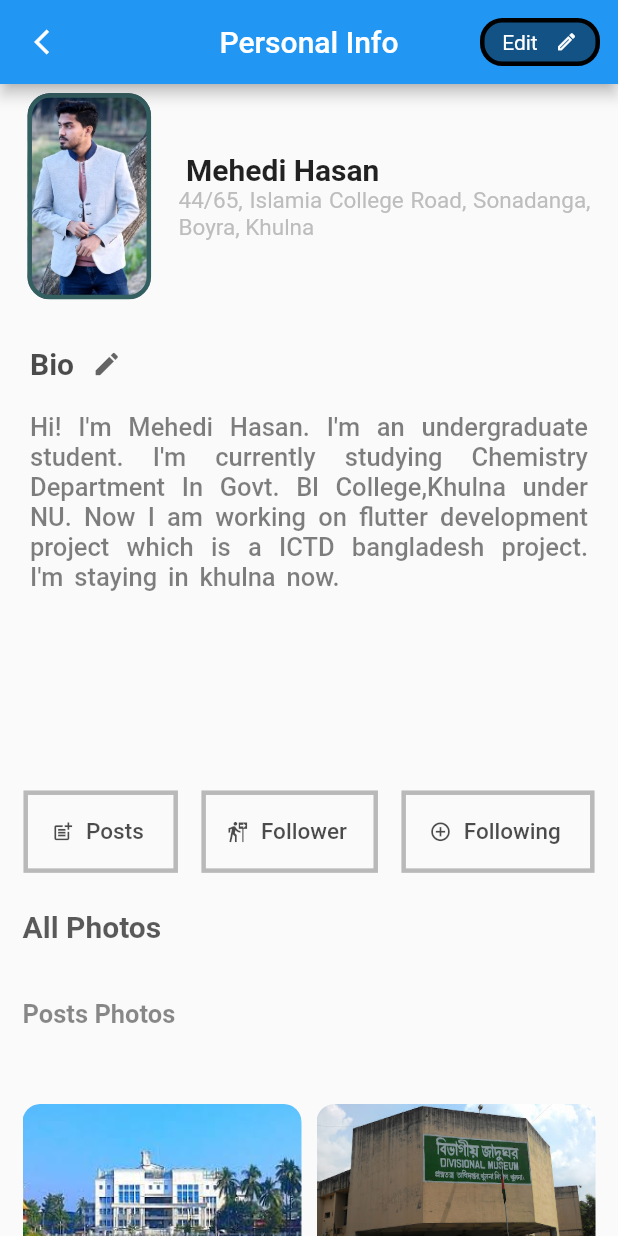
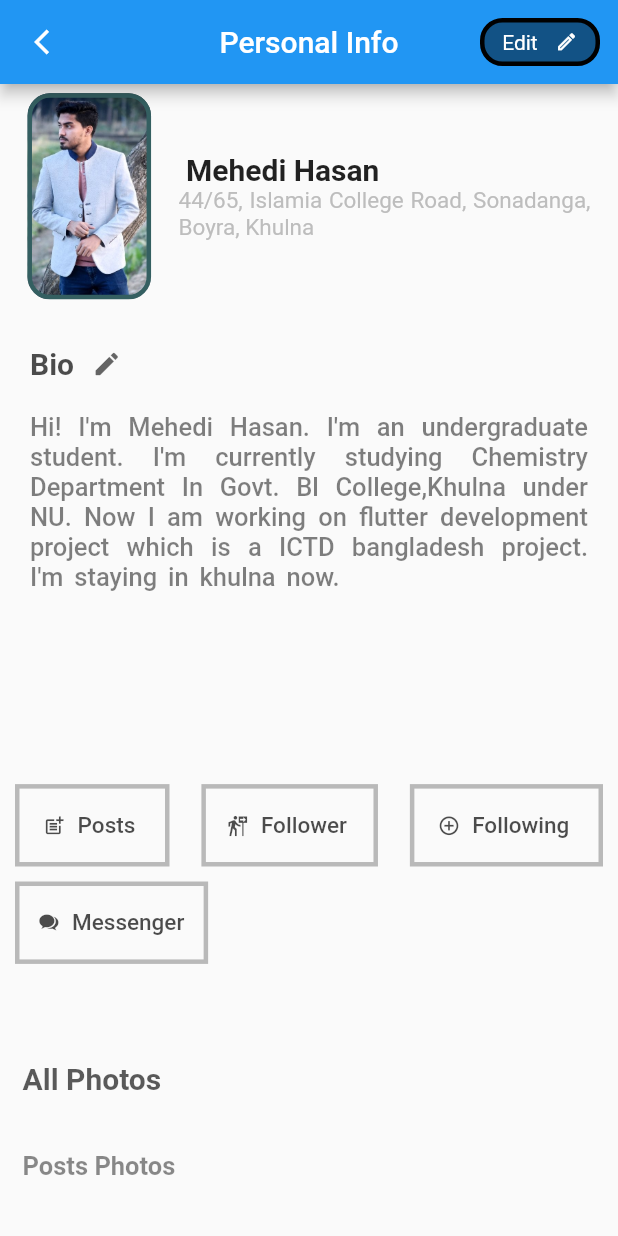
Before and after one commit to mehedihasan93/Flutter-Project, a Flutter app: the HomePage screen opened directly, on a phone screen of 412 x 824 dp. Run offline on Flutter 3.47's test engine with Material 2 defaults, Android fonts, the phone set to English and light mode, and no system bars; missing offline and left inert: dart:js.

Commit message:
02_11_2021 sorce code have pushed

```diff
--- a/lib/home_page.dart
+++ b/lib/home_page.dart
@@ -3,6 +3,7 @@ import 'package:flutter/cupertino.dart';
 import 'package:untitled/edit_page.dart';
 import 'package:untitled/follower_page.dart';
 import 'package:untitled/following_page.dart';
+import 'package:untitled/messenger.dart';
 import 'package:untitled/posts_page.dart';
 import 'package:untitled/timeline.dart';
 
@@ -106,14 +107,18 @@ class _HomePageState extends State<HomePage> {
             width: MediaQuery.of(context).size.width,
             child: Column(
               children: [
+
                 // User name and profile image Container start
+
                 Container(
                   height: MediaQuery.of(context).size.height / 5.5,
                   width: MediaQuery.of(context).size.width,
                   child: Row(
                     mainAxisAlignment: MainAxisAlignment.spaceEvenly,
                     children: [
+
                       // Profile Image Container
+
                       Container(
                         height: MediaQuery.of(context).size.height / 6,
                         width: MediaQuery.of(context).size.width / 5,
@@ -133,6 +138,7 @@ class _HomePageState extends State<HomePage> {
                       ),
 
                       // Address And Bio Container
+
                       Container(
                         width: MediaQuery.of(context).size.width / 1.5,
                         height: MediaQuery.of(context).size.height / 7,
@@ -166,7 +172,7 @@ class _HomePageState extends State<HomePage> {
                   ),
                 ),
 
-                //bio container
+                //Bio container
 
                 Container(
                   height: MediaQuery.of(context).size.height / 2.6,
@@ -231,14 +237,21 @@ class _HomePageState extends State<HomePage> {
                   ),
                 ),
 
-                //Edit Profile , Follow , Following
+                //Edit Profile, Posts, Follower, Following, Messenger
 
                 Container(
-                  height: MediaQuery.of(context).size.height / 13,
+                  padding: EdgeInsets.symmetric(horizontal: 10),
+                  height: MediaQuery.of(context).size.height / 5,
                   width: MediaQuery.of(context).size.width,
-                  child: Row(
-                    mainAxisAlignment: MainAxisAlignment.spaceEvenly,
+                  child: Wrap(
+                    runSpacing: 10,
+                    direction: Axis.horizontal,
+                    alignment: WrapAlignment.spaceBetween,
+                    crossAxisAlignment: WrapCrossAlignment.center,
                     children: [
+
+                      //Posts Flat Button Container
+
                         Container(
                           height: MediaQuery.of(context).size.height / 15,
                           width: MediaQuery.of(context).size.width / 4,
@@ -273,6 +286,9 @@ class _HomePageState extends State<HomePage> {
                             ),
                           ),
                         ),
+
+                        //Follower Flat Button Container
+
                         Container(
                           height: MediaQuery.of(context).size.height / 15,
                           width: MediaQuery.of(context).size.width / 3.5,
@@ -306,6 +322,9 @@ class _HomePageState extends State<HomePage> {
                             ),
                           ),
                         ),
+
+                        //Following Flat Button Container
+
                         Container(
                           height: MediaQuery.of(context).size.height / 15,
                           width: MediaQuery.of(context).size.width / 3.2,
@@ -339,11 +358,47 @@ class _HomePageState extends State<HomePage> {
                             ),
                           ),
                         ),
+
+                        //Messenger Flat Button Container
+
+                        Container(
+                          height: MediaQuery.of(context).size.height / 15,
+                          width: MediaQuery.of(context).size.width / 3.2,
+                          decoration: BoxDecoration(
+                            border: Border.all(
+                              color: Colors.black26,
+                              width: 3,
+                              style: BorderStyle.solid,
+                            ),
+                          ),
+                          child: FlatButton.icon(
+                            onPressed: () {
+                              Navigator.push(
+                                context,
+                                MaterialPageRoute(
+                                  builder: (context) => MessengerPage(),
+                                ),
+                              );
+                            },
+                            icon: Icon(
+                              CupertinoIcons.chat_bubble_2_fill,
+                              size: 15,
+                              color: Color.fromRGBO(0, 0, 0, 0.7),
+                            ),
+                            label: Text(
+                              'Messenger',
+                              style: TextStyle(
+                                  fontSize: 15,
+                                  fontWeight: FontWeight.w500,
+                                  color: Color.fromRGBO(0, 0, 0, .7)),
+                            ),
+                          ),
+                        ),
                       ],
                     ),
                   ),
 
-                //photo Gallery container
+                //Photo Gallery container
 
                 Padding(
                   padding: const EdgeInsets.symmetric(vertical: 20),
```
Also changed, not shown: lib/messenger.dart (added, +62 -0 lines), lib/models/messenger_model.dart (added). Lines whose indentation alone changed are shown as unchanged.
